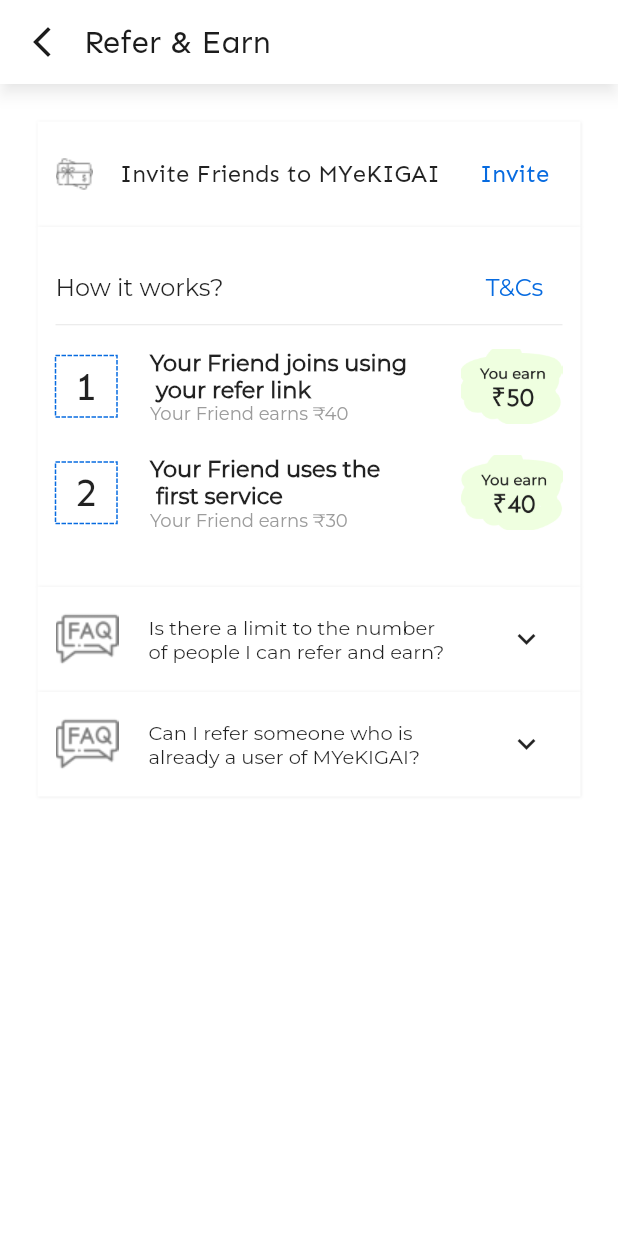
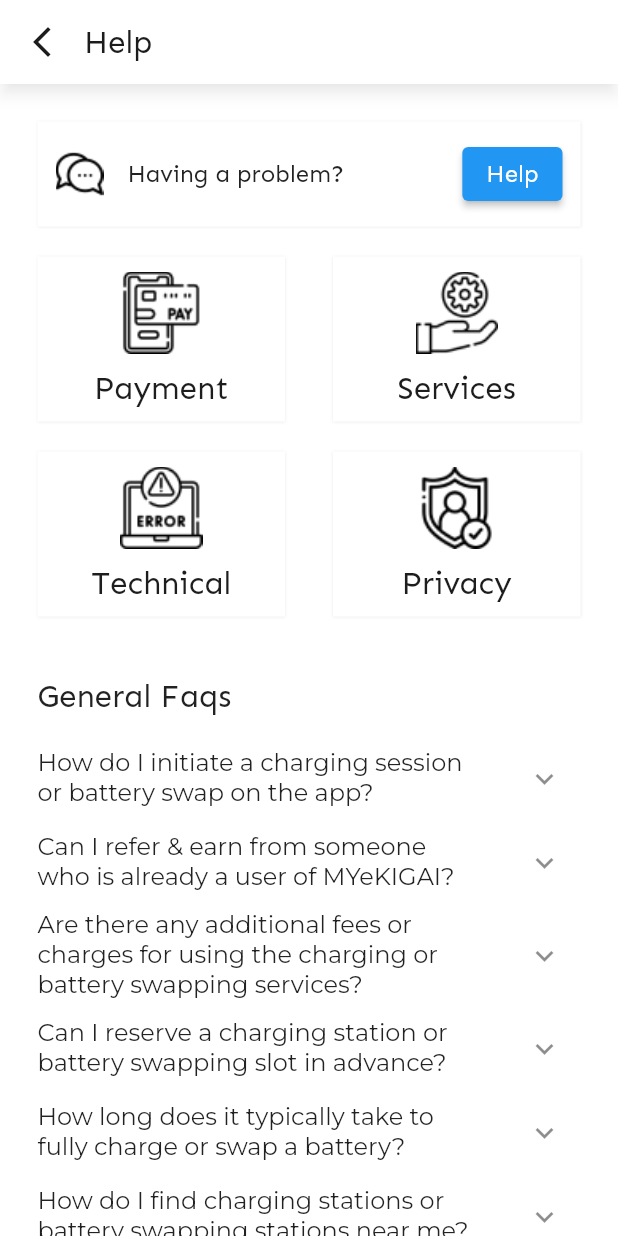
Before and after one commit to AbishekGhalley/App_Development_Project, a Flutter app: the screen it shows after launch, on a phone screen of 412 x 824 dp. Run offline on Flutter 3.47's test engine with Material 2 defaults, Android fonts, the phone set to English and light mode, and no system bars; drawn by our look-alikes of dotted_border; our stand-ins replace flutter_svg, google_fonts.

Commit message:
help screen completed

```diff
--- a/lib/constants/assets_constants.dart
+++ b/lib/constants/assets_constants.dart
@@ -8,6 +8,11 @@ class AssetsConstants {
   static const String faq = "$_pngPath/Faq.png";
   static const String refersplash1 = "$_pngPath/Refersplash1.png";
   static const String refersplash2 = "$_pngPath/Refersplash2.png";
+  static const String bubblechat = "$_pngPath/Bubblechat.png";
+  static const String cashlesspayment = "$_pngPath/CashlessPayment.png";
+  static const String error = "$_pngPath/Error.png";
+  static const String private = "$_pngPath/Private.png";
+  static const String share = "$_pngPath/Share.png";
   static const String shareRide = "$_pngPath/ShareRide.png";
   static const String supercharge = "$_pngPath/Supercharge.png";
   static const String swapbattery = "$_pngPath/SwapBattery.png";
--- /dev/null
+++ b/lib/features/hamburger/view/content_model_help.dart
@@ -0,0 +1,31 @@
+class helpfaq{
+  String questions;
+  helpfaq({required this.questions});
+}
+List<helpfaq> faqs=[
+  helpfaq(
+    questions: "How do I initiate a charging session "
+        " or battery swap on the app?"
+  ),
+  helpfaq(
+      questions: "Can I refer & earn from someone "
+          "who is already a user of MYeKIGAI?"
+  ),
+  helpfaq(
+      questions: "Are there any additional fees or "
+          " charges for using the charging or "
+          " battery swapping services?"
+  ),
+  helpfaq(
+      questions: "Can I reserve a charging station or "
+          "battery swapping slot in advance?"
+  ),
+  helpfaq(
+      questions: "How long does it typically take to "
+          " fully charge or swap a battery?"
+  ),
+  helpfaq(
+      questions: "How do I find charging stations or "
+          "battery swapping stations near me?"
+  ),
+];
--- /dev/null
+++ b/lib/features/hamburger/view/help.dart
@@ -0,0 +1,132 @@
+import 'package:flutter/material.dart';
+import 'package:myekigai/features/hamburger/view/content_model_help.dart';
+import 'package:myekigai/features/hamburger/widgets/help_btn.dart';
+import 'package:myekigai/reusables/TopAppbar.dart';
+import 'package:myekigai/constants/constants.dart';
+import 'package:myekigai/theme/pallete.dart';
+
+class Help extends StatelessWidget {
+  const Help({super.key});
+
+  @override
+  Widget build(BuildContext context) {
+    return Scaffold(
+      appBar: const TopAppbar(toptitle: "Help"),
+      body: SingleChildScrollView(
+          physics: const ScrollPhysics(),
+          child: Padding(
+            padding:
+                const EdgeInsets.only(left: 25, right: 25, top: 25, bottom: 25),
+            child: Column(
+              children: [
+                Container(
+                    width: double.infinity,
+                    height: 70,
+                    decoration: const BoxDecoration(boxShadow: [
+                      BoxShadow(
+                        color: Color.fromRGBO(171, 171, 171, 0.25),
+                        offset: Offset(0, 0),
+                        spreadRadius: 0,
+                        blurRadius: 1,
+                      ),
+                      BoxShadow(
+                        color: Color.fromRGBO(255, 255, 255, 1),
+                        offset: Offset(0, 0),
+                        spreadRadius: 0,
+                        blurRadius: 0,
+                      ),
+                    ]),
+                    child: Padding(
+                      padding: const EdgeInsets.symmetric(
+                          vertical: 17, horizontal: 12),
+                      child: Row(
+                        children: [
+                          Image.asset(AssetsConstants.bubblechat),
+                          const SizedBox(
+                            width: 16,
+                          ),
+                          const Text("Having a problem?",
+                              style: TextStyle(
+                                  fontSize: 16,
+                                  fontWeight: FontWeight.w500,
+                                  fontFamily: "Sen")),
+                          const Spacer(),
+                          ElevatedButton(
+                              onPressed: () {},
+                              child: const Text("Help",
+                                  style: TextStyle(
+                                      color: Colors.white,
+                                      fontSize: 16,
+                                      fontWeight: FontWeight.w400,
+                                      fontFamily: "Sen")))
+                        ],
+                      ),
+                    )),
+                const SizedBox(
+                  height: 20,
+                ),
+                const Row(
+                  children: [
+                    Helpbtn(
+                        btnimage: AssetsConstants.cashlesspayment,
+                        btntext: "Payment"),
+                    Spacer(),
+                    Helpbtn(
+                        btnimage: AssetsConstants.share, btntext: "Services")
+                  ],
+                ),
+                const SizedBox(
+                  height: 20,
+                ),
+                const Row(
+                  children: [
+                    Helpbtn(
+                        btnimage: AssetsConstants.error, btntext: "Technical"),
+                    Spacer(),
+                    Helpbtn(
+                        btnimage: AssetsConstants.private, btntext: "Privacy")
+                  ],
+                ),
+                const SizedBox(
+                  height: 40,
+                ),
+                Column(
+                  crossAxisAlignment: CrossAxisAlignment.stretch,
+                  children: [
+                    const Text(
+                      'General Faqs',
+                      style: TextStyle(
+                          fontSize: 21,
+                          fontWeight: FontWeight.w400,
+                          fontFamily: "Sen"),
+                    ),
+                    const SizedBox(
+                      height: 15,
+                    ),
+                    ListView.builder(
+                        physics: const NeverScrollableScrollPhysics(),
+                        shrinkWrap: true,
+                        itemCount: faqs.length,
+                        itemBuilder: (BuildContext context, int index) {
+                          return ListTile(
+                              contentPadding: EdgeInsets.zero,
+                              title: Text(
+                                faqs[index].questions,
+                                style: const TextStyle(
+                                    fontSize: 16,
+                                    fontWeight: FontWeight.w500,
+                                    fontFamily: "Montserrat"),
+                              ),
+                              trailing: IconButton(
+                                  onPressed: () {},
+                                  icon: const Icon(
+                                      Icons.keyboard_arrow_down_sharp)));
+                        })
+                  ],
+                )
+              ],
+            ),
+          )),
+    );
+  }
+}
--- /dev/null
+++ b/lib/features/hamburger/widgets/help_btn.dart
@@ -0,0 +1,52 @@
+import 'package:flutter/material.dart';
+import 'package:myekigai/theme/pallete.dart';
+class Helpbtn extends StatelessWidget {
+  final String btnimage;
+  final String btntext;
+
+  const Helpbtn({super.key, required this.btnimage, required this.btntext});
+
+  @override
+  Widget build(BuildContext context) {
+    return Container(
+      width: 165,
+      height: 110,
+        alignment: Alignment.center,
+        decoration: const BoxDecoration(boxShadow: [
+          BoxShadow(
+            color: Color.fromRGBO(171, 171, 171, 0.25),
+            offset: Offset(0, 0),
+            spreadRadius: 0,
+            blurRadius: 1,
+          ),
+          BoxShadow(
+            color: Color.fromRGBO(255, 255, 255, 1),
+            offset: Offset(0, 0),
+            spreadRadius: 0,
+            blurRadius: 0,
+          ),
+        ]),
+        child: Expanded(child: TextButton(
+            onPressed: () {},
+            child: Column(
+              mainAxisAlignment: MainAxisAlignment.center,
+              children: [
+                Container(
+                  height: 55,
+                  width: 55,
+                  decoration: BoxDecoration(
+                      image: DecorationImage(
+                          image: AssetImage(btnimage), fit: BoxFit.cover)),
+                ),
+                const SizedBox(height: 10,),
+                Text(btntext,
+                style:const TextStyle(
+                  color: Pallete.textColor,
+                  fontFamily:"Sen",
+                  fontSize: 21,
+                  fontWeight: FontWeight.w400
+                ),)
+              ],
+            ))));
+  }
+}
--- a/lib/main.dart
+++ b/lib/main.dart
@@ -1,6 +1,7 @@
 import 'package:flutter/material.dart';
 import 'package:myekigai/features/auth/view/login_view.dart';
 import 'package:myekigai/features/hamburger/view/ReferEarn.dart';
+import 'package:myekigai/features/hamburger/view/help.dart';
 import 'package:myekigai/features/onboarding/view/onboarding.dart';
 import 'package:myekigai/theme/theme.dart';
 
@@ -18,7 +19,7 @@ class MyApp extends StatelessWidget {
       debugShowCheckedModeBanner: false,
       title: 'Flutter Demo',
       theme: AppTheme.theme,
-      home: const ReferEarn(),
+      home: const Help(),
     );
   }
 }
```
Also changed, not shown: assets/pngs/Bubblechat.png (added), assets/pngs/CashlessPayment.png (added), assets/pngs/Error.png (added), assets/pngs/Private.png (added), assets/pngs/Share.png (added).
